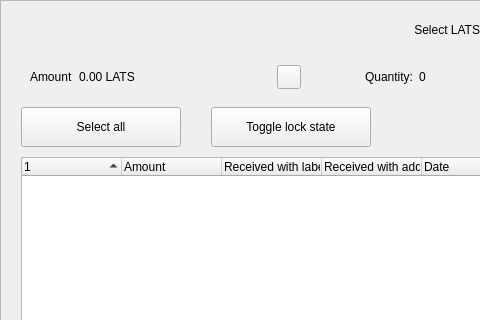
First picture: the form in src/qt/forms/coincontroldialog.ui, repository Hser2bio/Lats-Core, before the edit; both pictures show x 0 to 480 and y 0 to 320 of the 1000 by 650 pixel window.
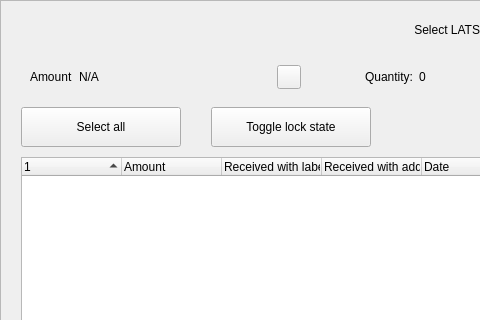
Second picture: the form after the edit. Custom widgets are drawn as their Qt base class.

What changed in the file:
```diff
--- a/src/qt/forms/coincontroldialog.ui
+++ b/src/qt/forms/coincontroldialog.ui
@@ -144,7 +144,7 @@
            <item>
             <widget class="QLabel" name="labelCoinControlAmount">
              <property name="text">
-              <string>0.00 LATS</string>
+              <string notr="true">N/A</string>
              </property>
             </widget>
            </item>
```
Left out of the diff: 6 changed lines with no effect on the pictures.
